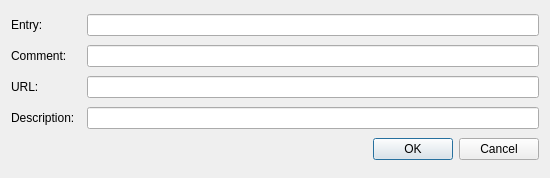
Before: the Qt Designer form src/entryindexdialog.ui in jsbien/djview-poliqarp_fork, drawn with Qt 5.
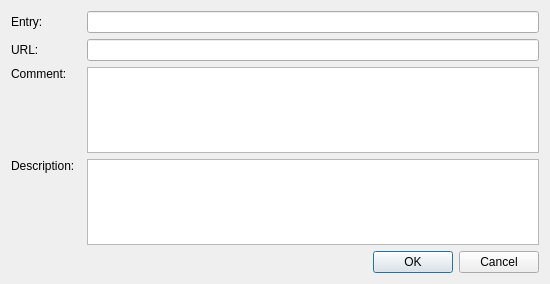
After: the same form once the commit is applied. Custom widgets are drawn as their Qt base class.

Commit message: Use larger widgets for index comment and description. See #278

```diff
--- a/src/entryindexdialog.ui
+++ b/src/entryindexdialog.ui
@@ -7,76 +7,13 @@
     <x>0</x>
     <y>0</y>
     <width>550</width>
-    <height>178</height>
+    <height>284</height>
    </rect>
   </property>
   <property name="windowTitle">
    <string>Edit index entry</string>
   </property>
   <layout class="QGridLayout" name="gridLayout">
-   <item row="3" column="0">
-    <widget class="QLabel" name="descriptionLabel">
-     <property name="text">
-      <string>Description:</string>
-     </property>
-    </widget>
-   </item>
-   <item row="3" column="2">
-    <widget class="ReplaceLineEdit" name="descriptionEdit">
-     <property name="sizePolicy">
-      <sizepolicy hsizetype="Expanding" vsizetype="Fixed">
-       <horstretch>10</horstretch>
-       <verstretch>0</verstretch>
-      </sizepolicy>
-     </property>
-     <property name="minimumSize">
-      <size>
-       <width>300</width>
-       <height>0</height>
-      </size>
-     </property>
-    </widget>
-   </item>
-   <item row="0" column="2">
-    <widget class="ReplaceLineEdit" name="entryEdit"/>
-   </item>
-   <item row="0" column="0">
-    <widget class="QLabel" name="entryLabel">
-     <property name="text">
-      <string>Entry:</string>
-     </property>
-    </widget>
-   </item>
-   <item row="1" column="0">
-    <widget class="QLabel" name="commentLabel">
-     <property name="text">
-      <string>Comment:</string>
-     </property>
-    </widget>
-   </item>
-   <item row="2" column="0">
-    <widget class="QLabel" name="urlLabel">
-     <property name="text">
-      <string>URL:</string>
-     </property>
-    </widget>
-   </item>
-   <item row="1" column="2">
-    <widget class="ReplaceLineEdit" name="commentEdit">
-     <property name="sizePolicy">
-      <sizepolicy hsizetype="Expanding" vsizetype="Fixed">
-       <horstretch>10</horstretch>
-       <verstretch>0</verstretch>
-      </sizepolicy>
-     </property>
-     <property name="minimumSize">
-      <size>
-       <width>300</width>
-       <height>0</height>
-      </size>
-     </property>
-    </widget>
-   </item>
    <item row="4" column="0" colspan="3">
     <widget class="QDialogButtonBox" name="buttonBox">
      <property name="orientation">
@@ -87,7 +24,40 @@
      </property>
     </widget>
    </item>
+   <item row="0" column="0">
+    <widget class="QLabel" name="entryLabel">
+     <property name="text">
+      <string>Entry:</string>
+     </property>
+    </widget>
+   </item>
+   <item row="0" column="2">
+    <widget class="ReplaceLineEdit" name="entryEdit"/>
+   </item>
+   <item row="3" column="0">
+    <widget class="QLabel" name="descriptionLabel">
+     <property name="text">
+      <string>Description:</string>
+     </property>
+     <property name="alignment">
+      <set>Qt::AlignLeading|Qt::AlignLeft|Qt::AlignTop</set>
+     </property>
+    </widget>
+   </item>
    <item row="2" column="2">
+    <widget class="ReplaceTextEdit" name="commentEdit"/>
+   </item>
+   <item row="2" column="0">
+    <widget class="QLabel" name="commentLabel">
+     <property name="text">
+      <string>Comment:</string>
+     </property>
+     <property name="alignment">
+      <set>Qt::AlignLeading|Qt::AlignLeft|Qt::AlignTop</set>
+     </property>
+    </widget>
+   </item>
+   <item row="1" column="2">
     <widget class="QLineEdit" name="urlEdit">
      <property name="sizePolicy">
       <sizepolicy hsizetype="Expanding" vsizetype="Fixed">
@@ -103,6 +73,16 @@
      </property>
     </widget>
    </item>
+   <item row="1" column="0">
+    <widget class="QLabel" name="urlLabel">
+     <property name="text">
+      <string>URL:</string>
+     </property>
+    </widget>
+   </item>
+   <item row="3" column="2">
+    <widget class="ReplaceTextEdit" name="descriptionEdit"/>
+   </item>
   </layout>
  </widget>
  <customwidgets>
@@ -111,6 +91,11 @@
    <extends>QLineEdit</extends>
    <header>replacelineedit.h</header>
   </customwidget>
+  <customwidget>
+   <class>ReplaceTextEdit</class>
+   <extends>QPlainTextEdit</extends>
+   <header>replacetextedit.h</header>
+  </customwidget>
  </customwidgets>
  <tabstops>
   <tabstop>entryEdit</tabstop>
```
Left out of the diff: 2 changed lines with no effect on the pictures. The commit also changes 6 other files.
